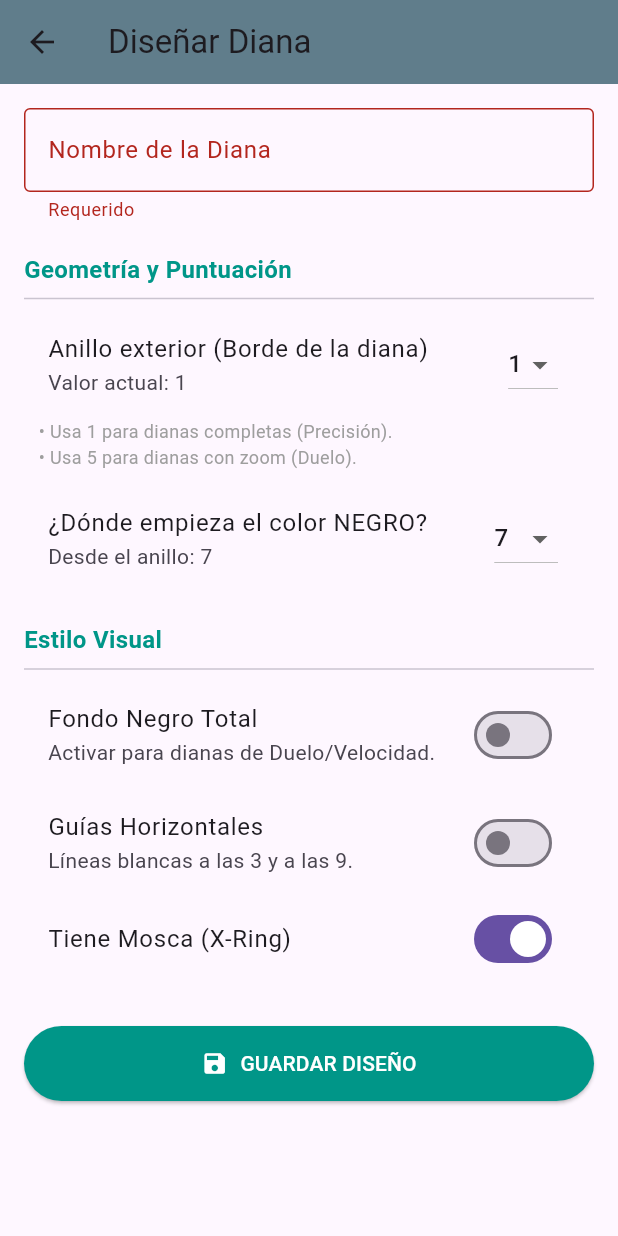
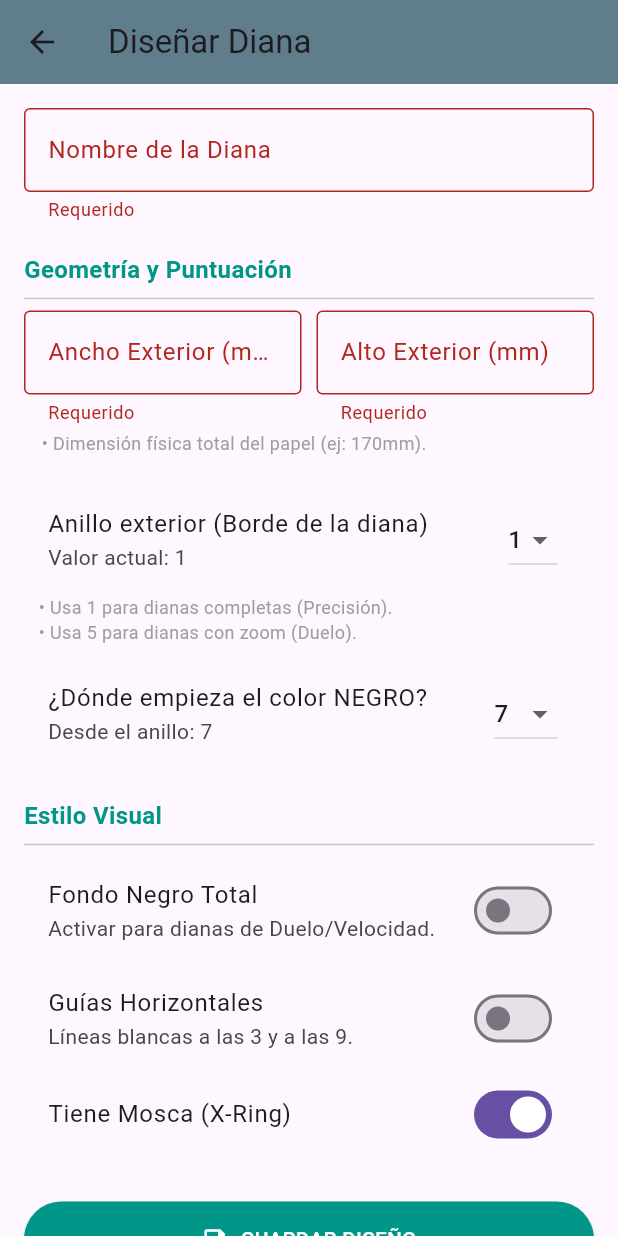
Before and after one commit to sizanet-blip/TiroAMG, a Flutter app: the TipoDianaFormScreen screen opened directly, after a tap on "GUARDAR DISEÑO", on a phone screen of 412 x 824 dp. Run offline on Flutter 3.47's test engine with Material 3 defaults, Android fonts, the phone set to English and light mode, and no system bars; our stand-ins replace file_picker, fl_chart, flutter_tts, image_picker, pdf, printing and 3 more; missing offline and left inert: excel; accounts and stored records are empty.

```diff
--- a/lib/database/database_provider.dart
+++ b/lib/database/database_provider.dart
@@ -33,7 +33,9 @@ class DatabaseProvider {
         valor_minimo INTEGER,
         es_fondo_negro INTEGER,
         tiene_mosca INTEGER,
-        tiene_guias INTEGER
+        tiene_guias INTEGER,
+        ancho_exterior_mm REAL,
+        alto_exterior_mm REAL
       )
     ''');
 
@@ -148,13 +150,13 @@ class DatabaseProvider {
 
     // C. Dianas Oficiales
     int idDianaPrec = await db.insert('CatalogoDianas', {
-      'nombre': 'ISSF 25m/50m Precisión', 'valor_minimo': 1, 'anillo_negro_inicio': 7, 'es_fondo_negro': 0, 'tiene_mosca': 1, 'tiene_guias': 0
+      'nombre': 'ISSF 25m/50m Precisión', 'valor_minimo': 1, 'anillo_negro_inicio': 7, 'es_fondo_negro': 0, 'tiene_mosca': 1, 'tiene_guias': 0, 'ancho_exterior_mm': 500.0, 'alto_exterior_mm': 500.0
     });
     int idDianaDuelo = await db.insert('CatalogoDianas', {
-      'nombre': 'ISSF 25m Duelo/Rápido', 'valor_minimo': 5, 'anillo_negro_inicio': 5, 'es_fondo_negro': 1, 'tiene_mosca': 1, 'tiene_guias': 1
+      'nombre': 'ISSF 25m Duelo/Rápido', 'valor_minimo': 5, 'anillo_negro_inicio': 5, 'es_fondo_negro': 1, 'tiene_mosca': 1, 'tiene_guias': 1, 'ancho_exterior_mm': 500.0, 'alto_exterior_mm': 500.0
     });
     int idDianaAire = await db.insert('CatalogoDianas', {
-      'nombre': 'ISSF 10m Aire', 'valor_minimo': 1, 'anillo_negro_inicio': 7, 'es_fondo_negro': 0, 'tiene_mosca': 1, 'tiene_guias': 0
+      'nombre': 'ISSF 10m Aire', 'valor_minimo': 1, 'anillo_negro_inicio': 7, 'es_fondo_negro': 0, 'tiene_mosca': 1, 'tiene_guias': 0, 'ancho_exterior_mm': 170.0, 'alto_exterior_mm': 170.0
     });
 
     // D. PLANTILLAS DE TIEMPOS
--- a/lib/models/tipo_diana_model.dart
+++ b/lib/models/tipo_diana_model.dart
@@ -7,6 +7,11 @@ class TipoDiana {
   final bool tieneMosca;
   final bool tieneGuias;      // Líneas horizontales blancas
 
+  // --- NUEVOS CAMPOS ---
+  final double? anchoExteriorMm; // Ancho físico total del papel en milímetros (ej: 170.0)
+  final double? altoExteriorMm;  // Alto físico total del papel en milímetros (ej: 170.0)
+  // ---------------------
+
   TipoDiana({
     this.id,
     required this.nombre,
@@ -15,6 +20,9 @@ class TipoDiana {
     required this.esFondoNegro,
     required this.tieneMosca,
     required this.tieneGuias,
+    // Nuevos campos en el constructor
+    this.anchoExteriorMm,
+    this.altoExteriorMm,
   });
 
   factory TipoDiana.fromMap(Map<String, dynamic> map) {
@@ -26,6 +34,9 @@ class TipoDiana {
       esFondoNegro: map['es_fondo_negro'] == 1,
       tieneMosca: map['tiene_mosca'] == 1,
       tieneGuias: map['tiene_guias'] == 1,
+      // Nuevos campos: Convertimos a double para asegurar compatibilidad
+      anchoExteriorMm: map['ancho_exterior_mm'] == null ? null : (map['ancho_exterior_mm'] as num).toDouble(),
+      altoExteriorMm: map['alto_exterior_mm'] == null ? null : (map['alto_exterior_mm'] as num).toDouble(),
     );
   }
 
@@ -38,6 +49,9 @@ class TipoDiana {
       'es_fondo_negro': esFondoNegro ? 1 : 0,
       'tiene_mosca': tieneMosca ? 1 : 0,
       'tiene_guias': tieneGuias ? 1 : 0,
+      // Nuevos campos para la base de datos
+      'ancho_exterior_mm': anchoExteriorMm,
+      'alto_exterior_mm': altoExteriorMm,
     };
   }
 }
--- a/lib/screens/tipo_diana_form_screen.dart
+++ b/lib/screens/tipo_diana_form_screen.dart
@@ -15,11 +15,14 @@ class _TipoDianaFormScreenState extends State<TipoDianaFormScreen> {
   final _service = CatalogoService();
 
   final _nombreController = TextEditingController();
+  // Controladores para las nuevas dimensiones físicas
+  final _anchoMmController = TextEditingController();
+  final _altoMmController = TextEditingController();
 
   // Valores por defecto
-  int _valorMinimo = 1;       // Anillo exterior
-  int _anilloNegro = 7;       // Inicio del negro
-  bool _esFondoNegro = false; // Papel crema por defecto
+  int _valorMinimo = 1;
+  int _anilloNegro = 7;
+  bool _esFondoNegro = false;
   bool _tieneMosca = true;
   bool _tieneGuias = false;
 
@@ -33,11 +36,31 @@ class _TipoDianaFormScreenState extends State<TipoDianaFormScreen> {
       _esFondoNegro = widget.diana!.esFondoNegro;
       _tieneMosca = widget.diana!.tieneMosca;
       _tieneGuias = widget.diana!.tieneGuias;
+
+      // Cargar dimensiones físicas (Corrección aplicada)
+      _anchoMmController.text = widget.diana!.anchoExteriorMm?.toString() ?? '';
+      _altoMmController.text = widget.diana!.altoExteriorMm?.toString() ?? '';
+    } else {
+      // Inicializar controladores a vacío si es una nueva diana
+      _anchoMmController.text = '';
+      _altoMmController.text = '';
     }
+  }
+
+  @override
+  void dispose() {
+    _nombreController.dispose();
+    _anchoMmController.dispose();
+    _altoMmController.dispose();
+    super.dispose();
   }
 
   void _guardar() async {
     if (_formKey.currentState!.validate()) {
+      // Intentar parsear las dimensiones a double
+      final ancho = double.tryParse(_anchoMmController.text);
+      final alto = double.tryParse(_altoMmController.text);
+
       final nuevaDiana = TipoDiana(
         id: widget.diana?.id,
         nombre: _nombreController.text,
@@ -46,6 +69,9 @@ class _TipoDianaFormScreenState extends State<TipoDianaFormScreen> {
         esFondoNegro: _esFondoNegro,
         tieneMosca: _tieneMosca,
         tieneGuias: _tieneGuias,
+        // Asignar nuevas dimensiones
+        anchoExteriorMm: ancho,
+        altoExteriorMm: alto,
       );
 
       if (widget.diana == null) {
@@ -81,6 +107,48 @@ class _TipoDianaFormScreenState extends State<TipoDianaFormScreen> {
 
               const Text('Geometría y Puntuación', style: TextStyle(fontWeight: FontWeight.bold, fontSize: 16, color: Colors.teal)),
               const Divider(),
+
+              // ** CAMPOS DE DIMENSIONES FÍSICAS (NUEVOS) **
+              Row(
+                children: [
+                  Expanded(
+                    child: TextFormField(
+                      controller: _anchoMmController,
+                      keyboardType: TextInputType.number,
+                      decoration: const InputDecoration(
+                        labelText: 'Ancho Exterior (mm)',
+                        border: OutlineInputBorder(),
+                      ),
+                      validator: (v) {
+                        if (v!.isEmpty) return 'Requerido';
+                        if (double.tryParse(v) == null) return 'Número inválido';
+                        return null;
+                      },
+                    ),
+                  ),
+                  const SizedBox(width: 10),
+                  Expanded(
+                    child: TextFormField(
+                      controller: _altoMmController,
+                      keyboardType: TextInputType.number,
+                      decoration: const InputDecoration(
+                        labelText: 'Alto Exterior (mm)',
+                        border: OutlineInputBorder(),
+                      ),
+                      validator: (v) {
+                        if (v!.isEmpty) return 'Requerido';
+                        if (double.tryParse(v) == null) return 'Número inválido';
+                        return null;
+                      },
+                    ),
+                  ),
+                ],
+              ),
+              const Padding(
+                padding: EdgeInsets.only(top: 4, bottom: 20, left: 2),
+                child: Text('   • Dimensión física total del papel (ej: 170mm).', style: TextStyle(color: Colors.grey, fontSize: 12)),
+              ),
+              // ** FIN CAMPOS DE DIMENSIONES FÍSICAS **
 
               // 1. VALOR MÍNIMO (Tamaño visible)
               ListTile(
--- a/pubspec.yaml
+++ b/pubspec.yaml
@@ -39,6 +39,10 @@ dependencies:
   # --- ICONOS ---
   cupertino_icons: ^1.0.2
 
+  # --- Imagenes ---
+  image_picker: ^1.0.4
+  image: ^4.1.7
+
 dev_dependencies:
   flutter_test:
     sdk: flutter
```
Also changed, not shown: lib/screens/home_screen.dart (+14 -6 lines), lib/screens/marcado_diana_screen.dart (added, +483 -0 lines), lib/services/target_analyzer_service.dart (added, +93 -0 lines), pubspec.lock, 5 other files.
